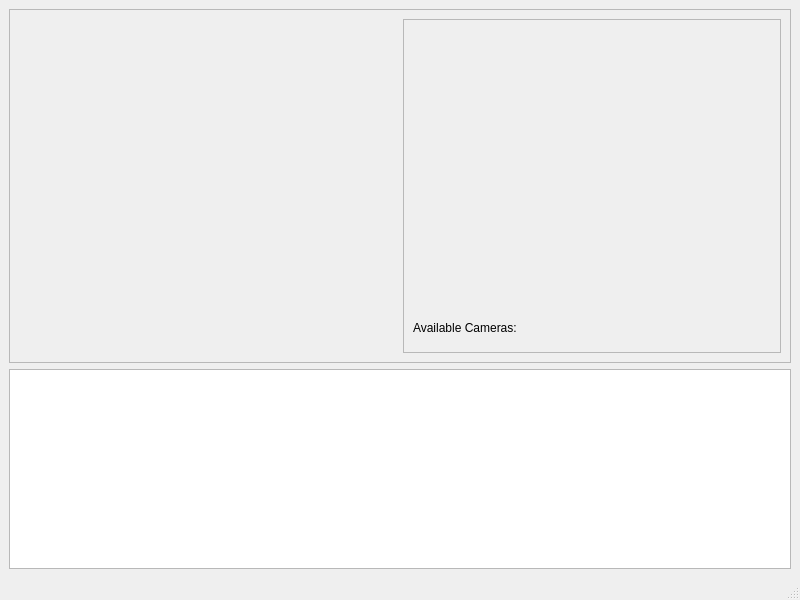
This is ScanGen.ui in emendir/QR-ScanGen as Qt 5 draws it before an edit. The edited form follows.
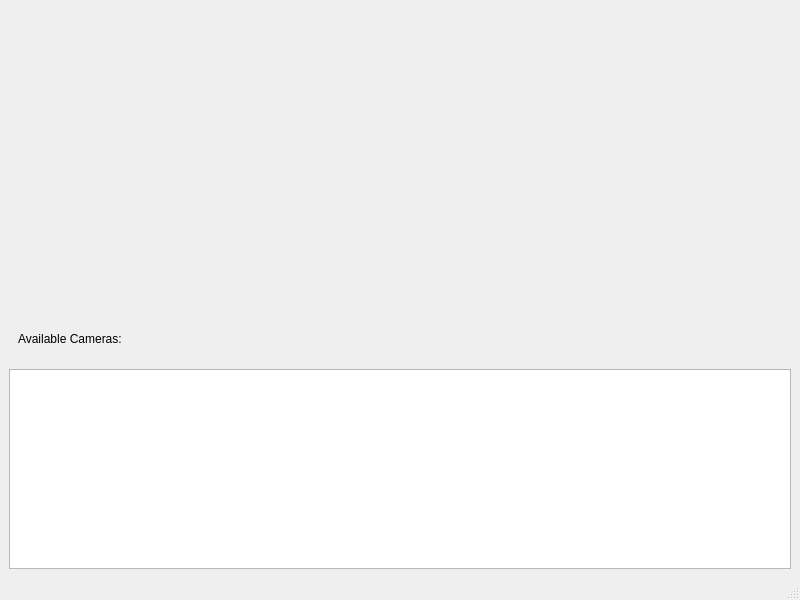
This is the edited form.

Commit message: v1.3.1 improved layout handling on resize

```diff
--- a/ScanGen.ui
+++ b/ScanGen.ui
@@ -18,30 +18,41 @@
     <item>
      <widget class="QFrame" name="images_frm">
       <property name="frameShape">
-       <enum>QFrame::StyledPanel</enum>
+       <enum>QFrame::NoFrame</enum>
       </property>
       <property name="frameShadow">
        <enum>QFrame::Raised</enum>
       </property>
       <layout class="QHBoxLayout" name="horizontalLayout">
        <item>
-        <widget class="QLabel" name="scanner_video_lbl">
-         <property name="text">
-          <string/>
-         </property>
-        </widget>
-       </item>
-       <item>
-        <widget class="QFrame" name="right_frame">
+        <widget class="QFrame" name="cam_frm">
          <property name="frameShape">
-          <enum>QFrame::StyledPanel</enum>
+          <enum>QFrame::NoFrame</enum>
          </property>
          <property name="frameShadow">
           <enum>QFrame::Raised</enum>
          </property>
-         <layout class="QVBoxLayout" name="right_frame_lyt">
+         <layout class="QVBoxLayout" name="cam_frm_lyt">
+          <property name="leftMargin">
+           <number>0</number>
+          </property>
+          <property name="topMargin">
+           <number>0</number>
+          </property>
+          <property name="rightMargin">
+           <number>0</number>
+          </property>
+          <property name="bottomMargin">
+           <number>0</number>
+          </property>
           <item>
-           <widget class="QLabel" name="qr_code_lbl">
+           <widget class="QLabel" name="scanner_video_lbl">
+            <property name="minimumSize">
+             <size>
+              <width>100</width>
+              <height>100</height>
+             </size>
+            </property>
             <property name="text">
              <string/>
             </property>
@@ -49,8 +60,11 @@
           </item>
           <item>
            <widget class="QLabel" name="label">
+            <property name="enabled">
+             <bool>true</bool>
+            </property>
             <property name="sizePolicy">
-             <sizepolicy hsizetype="Preferred" vsizetype="Preferred">
+             <sizepolicy hsizetype="Preferred" vsizetype="Fixed">
               <horstretch>0</horstretch>
               <verstretch>0</verstretch>
              </sizepolicy>
@@ -69,6 +83,46 @@
          </layout>
         </widget>
        </item>
+       <item>
+        <widget class="QFrame" name="right_frame">
+         <property name="frameShape">
+          <enum>QFrame::NoFrame</enum>
+         </property>
+         <property name="frameShadow">
+          <enum>QFrame::Raised</enum>
+         </property>
+         <layout class="QVBoxLayout" name="right_frame_lyt">
+          <property name="leftMargin">
+           <number>0</number>
+          </property>
+          <property name="topMargin">
+           <number>0</number>
+          </property>
+          <property name="rightMargin">
+           <number>0</number>
+          </property>
+          <property name="bottomMargin">
+           <number>0</number>
+          </property>
+          <item>
+           <widget class="QLabel" name="qr_code_lbl">
+            <property name="minimumSize">
+             <size>
+              <width>10</width>
+              <height>10</height>
+             </size>
+            </property>
+            <property name="text">
+             <string/>
+            </property>
+            <property name="alignment">
+             <set>Qt::AlignRight|Qt::AlignTop|Qt::AlignTrailing</set>
+            </property>
+           </widget>
+          </item>
+         </layout>
+        </widget>
+       </item>
       </layout>
      </widget>
     </item>
```
Left out of the diff: 16 changed lines with no effect on the pictures. The commit also changes 6 other files.
